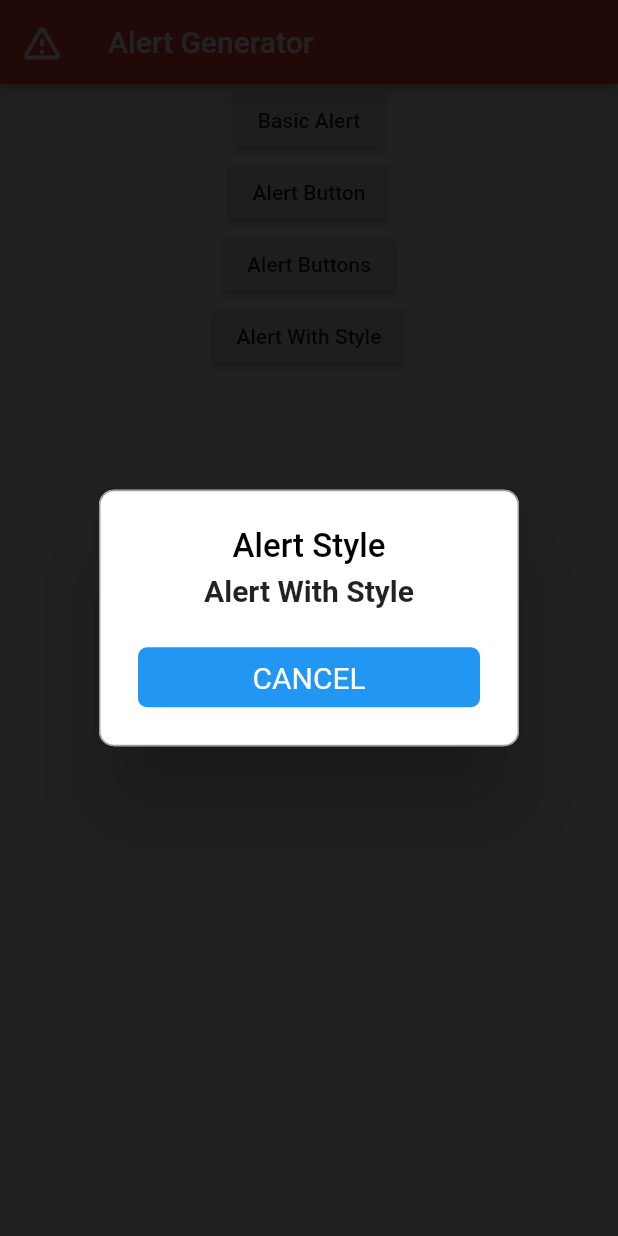
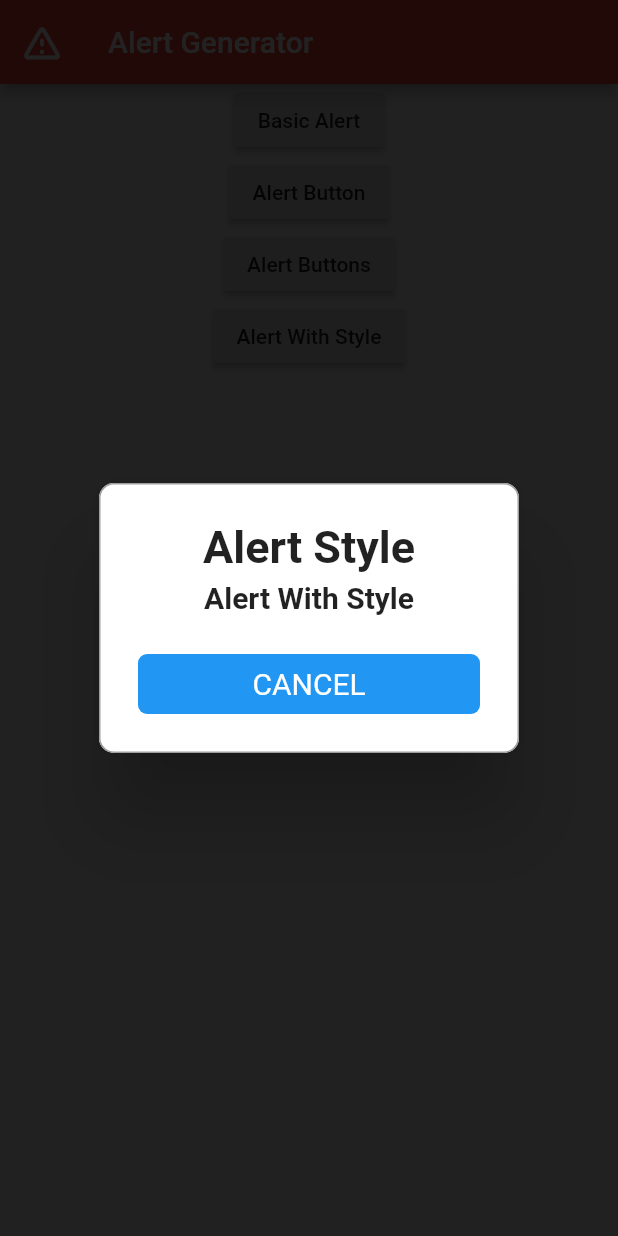
Before and after one commit to harshilgupta-dev/Alert_Generator, a Flutter app: the screen it shows after launch, after a tap on "Alert With Style", on a phone screen of 412 x 824 dp. Run offline on Flutter 3.47's test engine with Material 2 defaults, Android fonts, the phone set to English and light mode, and no system bars; drawn by our look-alikes of rflutter_alert.

Commit message:
change titleStyle

```diff
--- a/lib/main.dart
+++ b/lib/main.dart
@@ -136,5 +136,9 @@ AlertStyle alertStyle(){
     descStyle: TextStyle(
       fontWeight: FontWeight.bold,
     ),
+    titleStyle: TextStyle(
+      fontWeight: FontWeight.bold,
+      fontSize: 30.0
+    )
   );
 }
```
